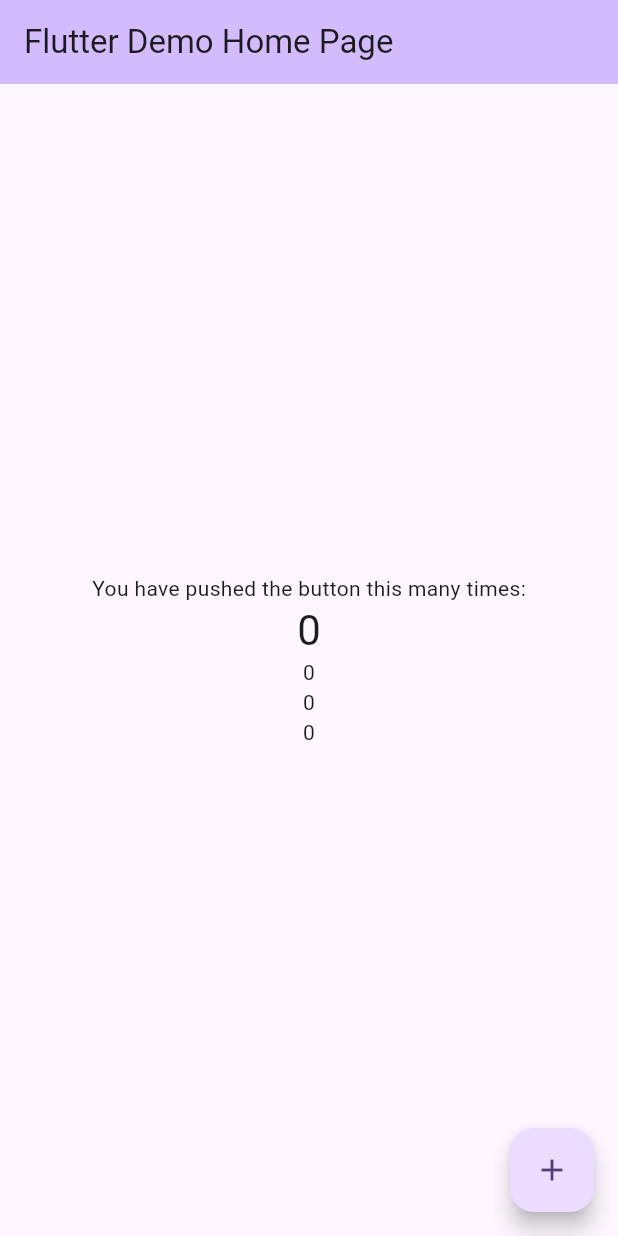
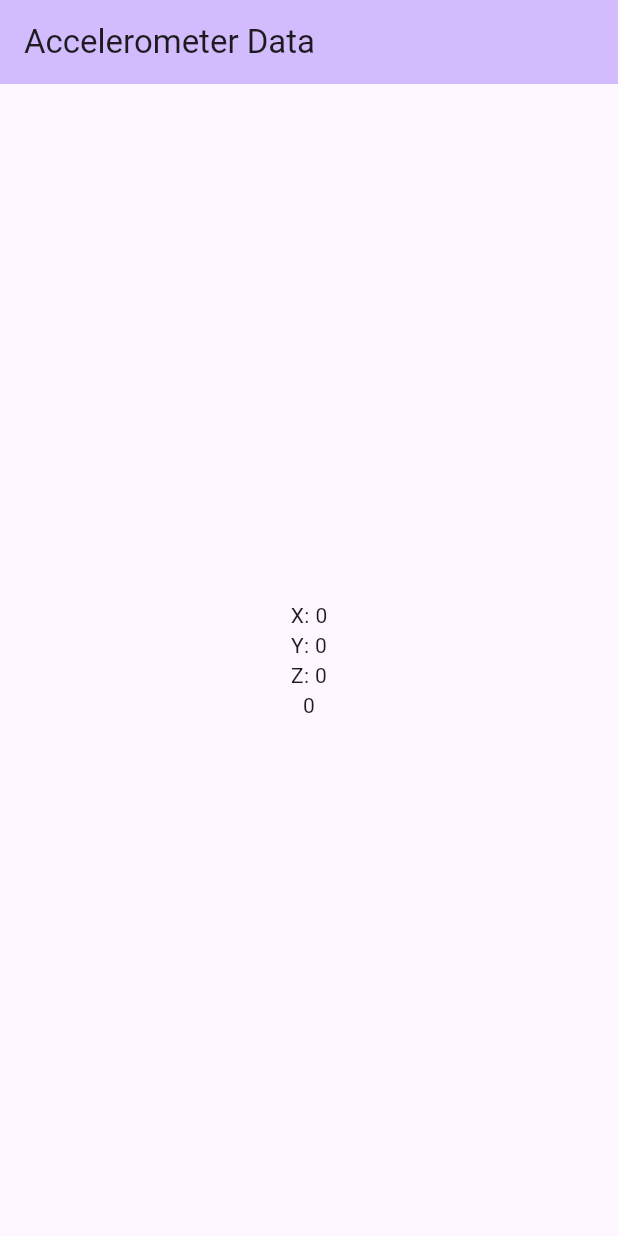
Before and after one commit to iam-eurika/accelerometer, a Flutter app: the screen it shows after launch, on a phone screen of 412 x 824 dp. Run offline on Flutter 3.47's test engine with Material 3 defaults, Android fonts, the phone set to English and light mode, and no system bars.

Commit message:
interpolating the values and changing the appbar label

```diff
--- a/lib/main.dart
+++ b/lib/main.dart
@@ -32,42 +32,15 @@ class MyApp extends StatelessWidget {
         // tested with just a hot reload.
         colorScheme: ColorScheme.fromSeed(seedColor: Colors.deepPurple),
       ),
-      home: const MyHomePage(title: 'Flutter Demo Home Page'),
+      home: const MyHomePage(),
     );
   }
 }
 
-class MyHomePage extends StatefulWidget {
-  const MyHomePage({super.key, required this.title});
-
-  // This widget is the home page of your application. It is stateful, meaning
-  // that it has a State object (defined below) that contains fields that affect
-  // how it looks.
-
-  // This class is the configuration for the state. It holds the values (in this
-  // case the title) provided by the parent (in this case the App widget) and
-  // used by the build method of the State. Fields in a Widget subclass are
-  // always marked "final".
-
-  final String title;
-
-  @override
-  State<MyHomePage> createState() => _MyHomePageState();
-}
-
-class _MyHomePageState extends State<MyHomePage> {
-  int _counter = 0;
-  AccelerometerSensorUtil _accelerometerSensorUtil = AccelerometerSensorUtil();
-  void _incrementCounter() {
-    setState(() {
-      // This call to setState tells the Flutter framework that something has
-      // changed in this State, which causes it to rerun the build method below
-      // so that the display can reflect the updated values. If we changed
-      // _counter without calling setState(), then the build method would not be
-      // called again, and so nothing would appear to happen.
-      _counter++;
-    });
-  }
+class MyHomePage extends StatelessWidget {
+  const MyHomePage({super.key});
+  static final AccelerometerSensorUtil _accelerometerSensorUtil =
+      AccelerometerSensorUtil();
 
   @override
   Widget build(BuildContext context) {
@@ -79,46 +52,23 @@ class _MyHomePageState extends State<MyHomePage> {
     // than having to individually change instances of widgets.
     return Scaffold(
       appBar: AppBar(
-        // TRY THIS: Try changing the color here to a specific color (to
-        // Colors.amber, perhaps?) and trigger a hot reload to see the AppBar
-        // change color while the other colors stay the same.
         backgroundColor: Theme.of(context).colorScheme.inversePrimary,
-        // Here we take the value from the MyHomePage object that was created by
-        // the App.build method, and use it to set our appbar title.
-        title: Text(widget.title),
+        title: Text('Accelerometer Data'),
       ),
       body: Center(
         // Center is a layout widget. It takes a single child and positions it
         // in the middle of the parent.
         child: Column(
-          // Column is also a layout widget. It takes a list of children and
-          // arranges them vertically. By default, it sizes itself to fit its
-          // children horizontally, and tries to be as tall as its parent.
-          //
-          // Column has various properties to control how it sizes itself and
-          // how it positions its children. Here we use mainAxisAlignment to
-          // center the children vertically; the main axis here is the vertical
-          // axis because Columns are vertical (the cross axis would be
-          // horizontal).
-          //
-          // TRY THIS: Invoke "debug painting" (choose the "Toggle Debug Paint"
-          // action in the IDE, or press "p" in the console), to see the
-          // wireframe for each widget.
           mainAxisAlignment: MainAxisAlignment.center,
           children: [
-            const Text('You have pushed the button this many times:'),
-            Text(
-              '$_counter',
-              style: Theme.of(context).textTheme.headlineMedium,
-            ),
             StreamBuilder(
                 stream: _accelerometerSensorUtil.sensorStream,
                 builder: (context, snapshot) {
-                  print(snapshot.data);
                   return Column(
                     children: [
-                      Text(snapshot.data?.x.toString() ?? '0'),
-                      Text(snapshot.data?.y.toString() ?? '0'),
+                      Text("X: ${snapshot.data?.x.toString() ?? '0'}"),
+                      Text("Y: ${snapshot.data?.y.toString() ?? '0'}"),
+                      Text("Z: ${snapshot.data?.z.toString() ?? '0'}"),
                       Text(snapshot.data?.z.toString() ?? '0'),
                     ],
                   );
@@ -126,11 +76,6 @@ class _MyHomePageState extends State<MyHomePage> {
           ],
         ),
       ),
-      floatingActionButton: FloatingActionButton(
-        onPressed: _incrementCounter,
-        tooltip: 'Increment',
-        child: const Icon(Icons.add),
-      ),
     );
   }
 }
```
